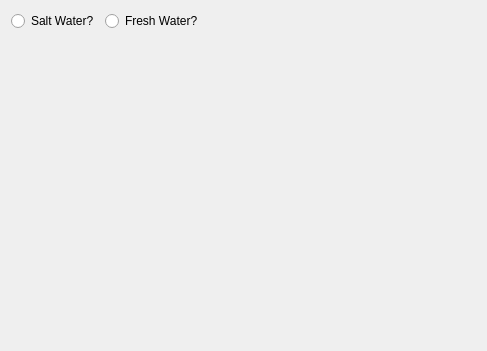
This is Calculators/PressureTemperatureVolume/VolumeChangeInTemp/Page.ui in towel42-com/SCUBA-Calculator as Qt 5 draws it before an edit. The edited form follows.
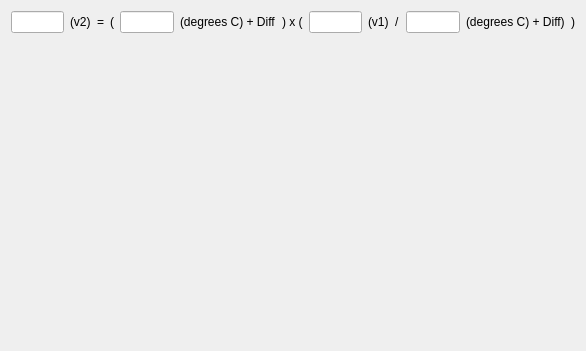
This is the edited form.

What changed in the file:
```diff
--- a/Calculators/PressureTemperatureVolume/VolumeChangeInTemp/Page.ui
+++ b/Calculators/PressureTemperatureVolume/VolumeChangeInTemp/Page.ui
@@ -6,7 +6,7 @@
    <rect>
     <x>0</x>
     <y>0</y>
-    <width>487</width>
+    <width>586</width>
     <height>351</height>
    </rect>
   </property>
@@ -17,31 +17,79 @@
    <item>
     <layout class="QHBoxLayout" name="horizontalLayout">
      <item>
-      <widget class="QRadioButton" name="saltwater">
+      <widget class="QLineEdit" name="v2"/>
+     </item>
+     <item>
+      <widget class="QLabel" name="v2Label">
        <property name="text">
-        <string>Salt Water?</string>
+        <string>(v2)</string>
        </property>
       </widget>
      </item>
      <item>
-      <widget class="QRadioButton" name="freshWater">
+      <widget class="QLabel" name="label_5">
        <property name="text">
-        <string>Fresh Water?</string>
+        <string>=</string>
        </property>
       </widget>
      </item>
      <item>
-      <spacer name="horizontalSpacer">
-       <property name="orientation">
-        <enum>Qt::Orientation::Horizontal</enum>
+      <widget class="QLabel" name="label">
+       <property name="text">
+        <string>(</string>
        </property>
-       <property name="sizeHint" stdset="0">
-        <size>
-         <width>40</width>
-         <height>20</height>
-        </size>
+      </widget>
+     </item>
+     <item>
+      <widget class="QLineEdit" name="t2"/>
+     </item>
+     <item>
+      <widget class="QLabel" name="t2Label">
+       <property name="text">
+        <string>(degrees C) + Diff</string>
        </property>
-      </spacer>
+      </widget>
+     </item>
+     <item>
+      <widget class="QLabel" name="label_2">
+       <property name="text">
+        <string>) x (</string>
+       </property>
+      </widget>
+     </item>
+     <item>
+      <widget class="QLineEdit" name="v1"/>
+     </item>
+     <item>
+      <widget class="QLabel" name="v1Label">
+       <property name="text">
+        <string>(v1)</string>
+       </property>
+      </widget>
+     </item>
+     <item>
+      <widget class="QLabel" name="label_4">
+       <property name="text">
+        <string>/</string>
+       </property>
+      </widget>
+     </item>
+     <item>
+      <widget class="QLineEdit" name="t1"/>
+     </item>
+     <item>
+      <widget class="QLabel" name="t1Label">
+       <property name="text">
+        <string>(degrees C) + Diff)</string>
+       </property>
+      </widget>
+     </item>
+     <item>
+      <widget class="QLabel" name="label_3">
+       <property name="text">
+        <string>)</string>
+       </property>
+      </widget>
      </item>
     </layout>
    </item>
```
Left out of the diff: 6 changed lines with no effect on the pictures.
